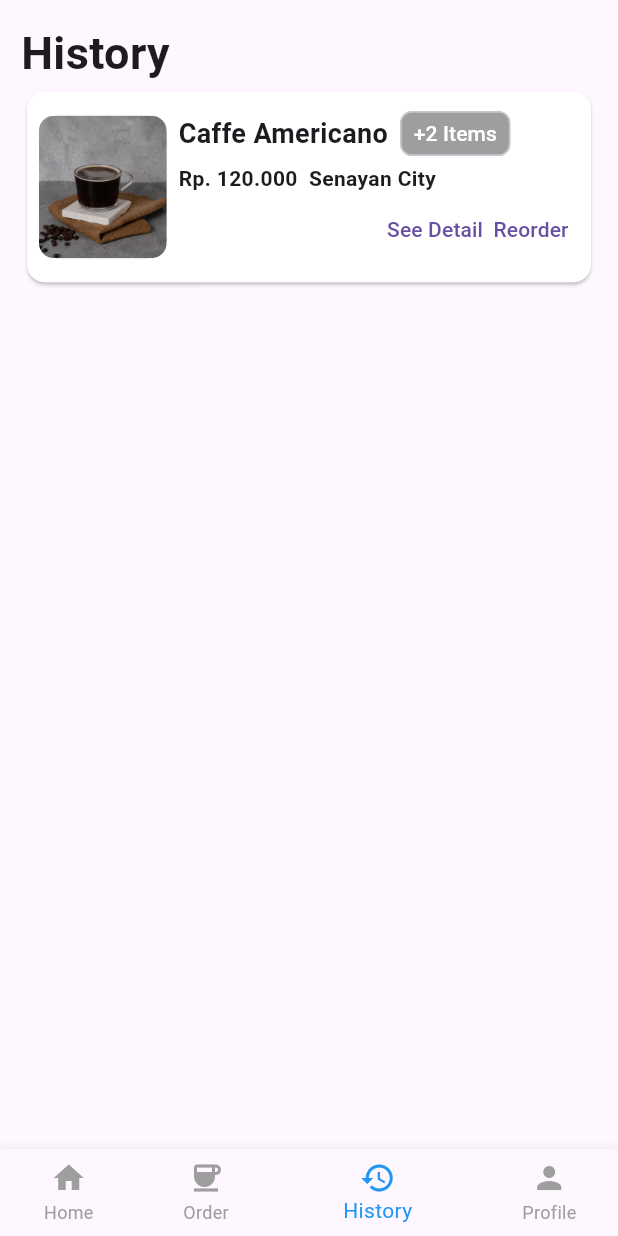
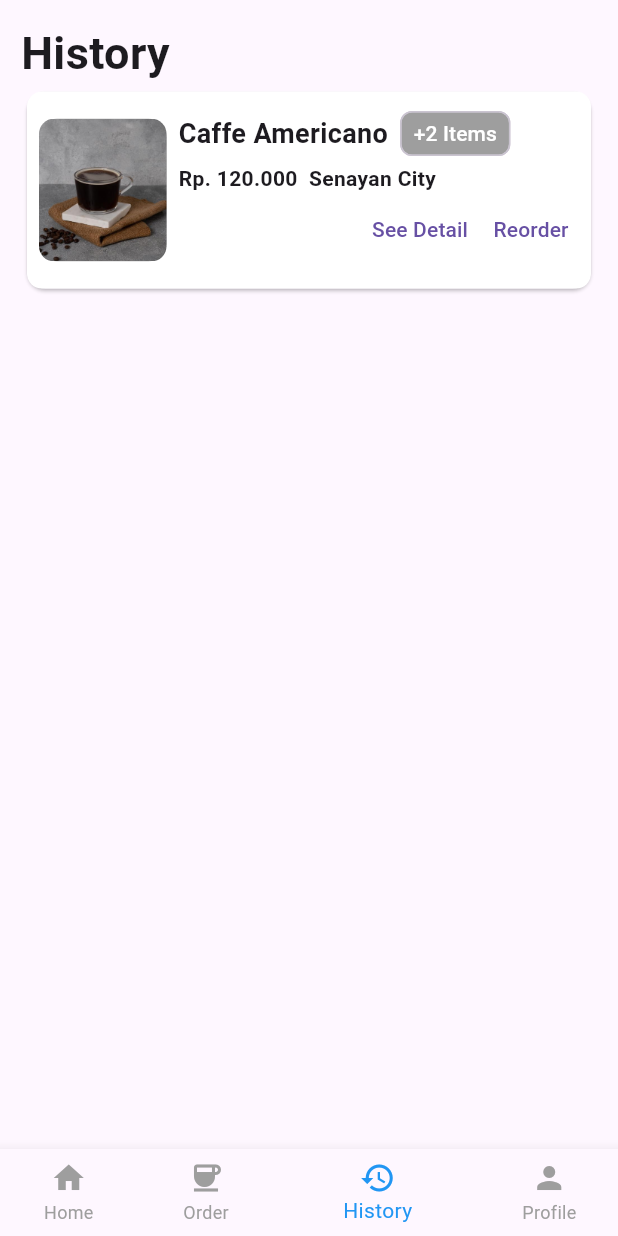
Before and after one commit to vinrawan19/coffee, a Flutter app: the MyHomePage screen opened directly, item 3 of the bottom bar chosen, after a tap on "See Detail", on a phone screen of 412 x 824 dp. Run offline on Flutter 3.47's test engine with Material 3 defaults, Android fonts, the light colour scheme and no system bars; our stand-ins replace bloc, flutter_bloc, lottie; project files that could hold a hidden picture were left out.

Commit message:
small UI adjustment, because flutter version update to 3.16.7

```diff
--- a/lib/controller/payment/payment_cubit.dart
+++ b/lib/controller/payment/payment_cubit.dart
@@ -1,5 +1,4 @@
 import 'package:bloc/bloc.dart';
-import 'package:meta/meta.dart';
 
 part 'payment_state.dart';
 
--- a/lib/main.dart
+++ b/lib/main.dart
@@ -14,7 +14,7 @@ void main() {
 class MyApp extends StatelessWidget {
   const MyApp({super.key});
 
-  @override
+@override
   Widget build(BuildContext context) {
     return MultiBlocProvider(
       providers: [
@@ -82,7 +82,7 @@ class _MyHomePageState extends State<MyHomePage> {
         ],
         onTap: (i) => setState(() => bottomNavIndex = i),
       ),
-      body: _buildBody[bottomNavIndex],
+      body: SafeArea(child:_buildBody[bottomNavIndex]),
     );
   }
 
--- a/lib/modal/modal_add_to_cart.dart
+++ b/lib/modal/modal_add_to_cart.dart
@@ -263,10 +263,6 @@ void addToCartModal(context,
                                         "Mohon untuk memilih seluruh konfigurasi minuman!"),
                                     actions: [
                                       ElevatedButton(
-                                          style: const ButtonStyle(
-                                              backgroundColor:
-                                                  MaterialStatePropertyAll(
-                                                      Colors.green)),
                                           onPressed: () =>
                                               Navigator.pop(context),
                                           child: const Text("Okay"))
--- a/lib/page/history_page.dart
+++ b/lib/page/history_page.dart
@@ -39,7 +39,7 @@ class _HistoryPageState extends State<HistoryPage> {
       child: Container(
         decoration: const BoxDecoration(
             color: Colors.white,
-            borderRadius: BorderRadius.all(Radius.circular(12))),
+            borderRadius: BorderRadius.all(Radius.circular(10))),
         child: Padding(
           padding: const EdgeInsets.all(8.0),
           child: Row(
@@ -61,13 +61,13 @@ class _HistoryPageState extends State<HistoryPage> {
               Expanded(
                   child: ConstrainedBox(
                 constraints: BoxConstraints(
-                    maxHeight: MediaQuery.of(context).size.height * 0.135),
+                    maxHeight: MediaQuery.of(context).size.height * 0.14),
                 child: Column(
                   children: [
-                    Padding(
-                      padding: const EdgeInsets.only(left: 8.0),
+                    const Padding(
+                      padding: EdgeInsets.only(left: 8.0),
                       child: Row(
-                        children: const [
+                        children: [
                           Text(
                             "Caffe Americano",
                             style: TextStyle(
@@ -103,7 +103,7 @@ class _HistoryPageState extends State<HistoryPage> {
                               TextButton(
                                   style: const ButtonStyle(
                                       padding: MaterialStatePropertyAll(
-                                          EdgeInsets.all(0))),
+                                          EdgeInsets.only(right:10))),
                                   onPressed: () {},
                                   child: const Text("See Detail")),
                               TextButton(
--- a/lib/page/home_page.dart
+++ b/lib/page/home_page.dart
@@ -116,7 +116,7 @@ class _HomePageState extends State<HomePage> {
               child: Container(
                 padding: const EdgeInsets.all(8),
                 width: mediaQuery.width,
-                height: mediaQuery.height * 0.09,
+                height: mediaQuery.height * 0.115,
                 child: Row(
                   mainAxisAlignment: MainAxisAlignment.spaceBetween,
                   children: [
@@ -138,7 +138,7 @@ class _HomePageState extends State<HomePage> {
                             const Text(
                               "Order now!",
                               style: TextStyle(
-                                  fontWeight: FontWeight.bold, fontSize: 18),
+                                  fontWeight: FontWeight.bold, fontSize: 16),
                             ),
                             SizedBox(
                               height: 15,
--- a/lib/page/order_page.dart
+++ b/lib/page/order_page.dart
@@ -2,7 +2,6 @@ import 'package:coffee_shop/controller/order/order_cubit.dart';
 import 'package:coffee_shop/modal/modal_add_to_cart.dart';
 import 'package:coffee_shop/modal/modal_confirmation_cart.dart';
 import 'package:coffee_shop/model/product_model.dart';
-import 'package:coffee_shop/page/order_confirmation_page.dart';
 import 'package:flutter/material.dart';
 import 'package:flutter_bloc/flutter_bloc.dart';
 
@@ -308,7 +307,7 @@ class _OrderPageState extends State<OrderPage> {
                       shape: MaterialStatePropertyAll(
                         RoundedRectangleBorder(
                             borderRadius: BorderRadius.all(Radius.circular(15)),
-                            side: BorderSide(color: Colors.blue)),
+                            side: BorderSide(color: Colors.deepPurpleAccent)),
                       )),
                   onPressed: () =>
                       addToCartModal(context, data: data, blocCtx: blocContext),
```
Also changed, not shown: pubspec.lock, 5 other files.
